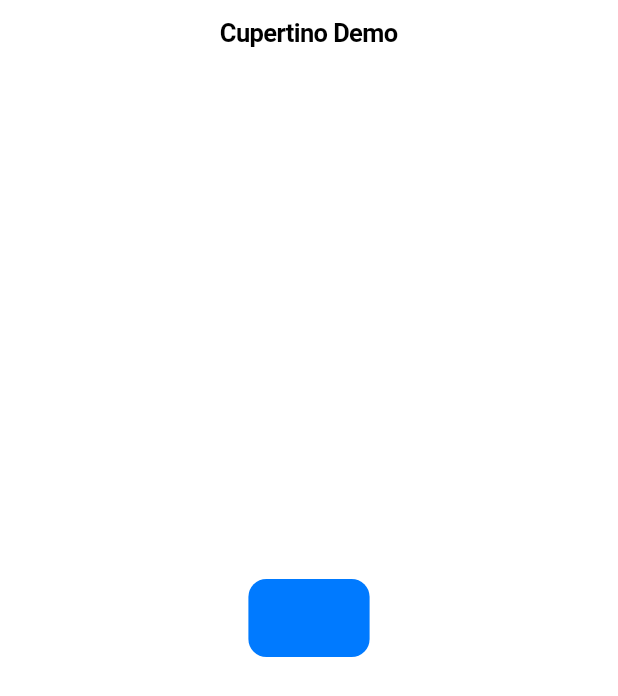
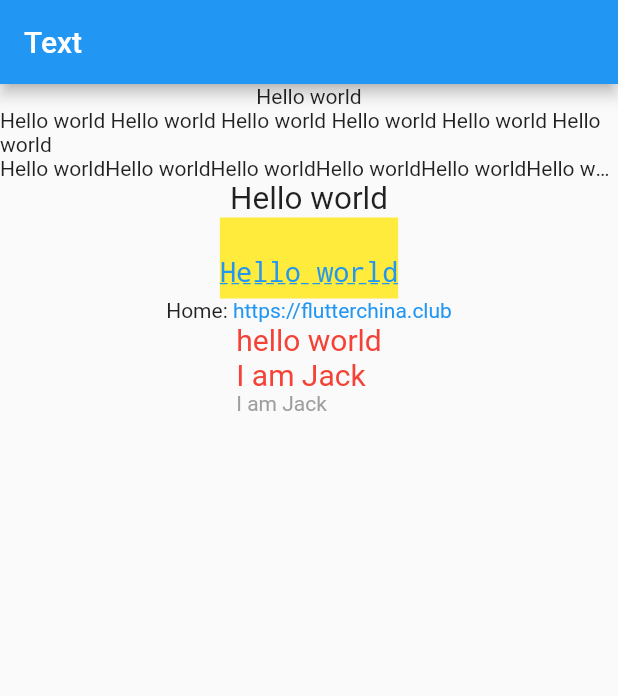
Before and after one commit to qieqie7/flutter-demo, a Flutter app: the screen it shows after launch, on a phone screen of 412 x 824 dp. Shown: the top 696 px of the screen. Run offline on Flutter 3.47's test engine with Material 2 defaults, Android fonts, the phone set to English and light mode, and no system bars.

Commit message:
flutter text

```diff
--- a/lib/main.dart
+++ b/lib/main.dart
@@ -1,7 +1,8 @@
 import 'package:flutter/widgets.dart';
 // import 'life_cycle.dart' show LifeCycle;
 // import 'state.dart';
-import 'basic_widget.dart';
+// import 'basic_widget.dart';
+import 'text.dart';
 
 void main() => runApp(new MyApp());
 
--- /dev/null
+++ b/lib/text.dart
@@ -0,0 +1,84 @@
+import 'package:flutter/material.dart';
+
+class Home extends StatelessWidget {
+  @override
+  Widget build(BuildContext context) {
+    return new MaterialApp(
+      title: 'text',
+      home: new Scaffold(
+        appBar: AppBar(title: new Text('Text')),
+        body: new Column(
+          children: <Widget>[
+            new Text(
+              'Hello world',
+              textAlign: TextAlign.left, // 左对齐
+            ),
+            Text(
+              "Hello world " * 6, //字符串重复六次
+              textAlign: TextAlign.left,
+            ),
+            new Text(
+              'Hello world' * 15,
+              maxLines: 1, // 最大行数
+              overflow: TextOverflow.ellipsis, // 行位省略 ...
+            ),
+            Text(
+              "Hello world",
+              // 主要是用于系统字体大小设置改变时对Flutter应用字体进行全局调整，
+              // 而fontSize通常用于单个文本。
+              textScaleFactor: 1.5, // 缩放比例
+            ),
+            Text(
+              "Hello world",
+              style: TextStyle(
+                  color: Colors.blue, // 蓝字
+                  fontSize: 18.0, // 字体大小
+
+                  // 此文本的高度跨度，作为字体大小的倍数。
+                  // 如果应用于根[TextSpan]，则此值将行高度（后续文本基线之间的最小距离）设置为字体大小的倍数。
+                  height: 3,
+                  fontFamily: "Courier", // 字体
+                  background: new Paint()..color = Colors.yellow, // 背景色
+                  decoration: TextDecoration.underline, // 下划线
+                  decorationStyle: TextDecorationStyle.dashed // 下划线风格
+                  ),
+            ),
+
+            // TextSpan
+            Text.rich(TextSpan(children: [
+              TextSpan(text: "Home: "),
+              TextSpan(
+                text: "https://flutterchina.club",
+                style: TextStyle(color: Colors.blue),
+                // recognizer:
+              ),
+            ])),
+
+            // DefaulTextStyle
+            DefaultTextStyle(
+              //1.设置文本默认样式
+              style: TextStyle(
+                color: Colors.red,
+                fontSize: 20.0,
+              ),
+              textAlign: TextAlign.start,
+              child: Column(
+                crossAxisAlignment: CrossAxisAlignment.start,
+                children: <Widget>[
+                  Text("hello world"),
+                  Text("I am Jack"),
+                  Text(
+                    "I am Jack",
+                    style: TextStyle(
+                        inherit: false, //2.不继承默认样式
+                        color: Colors.grey),
+                  ),
+                ],
+              ),
+            ),
+          ],
+        ),
+      ),
+    );
+  }
+}
```
